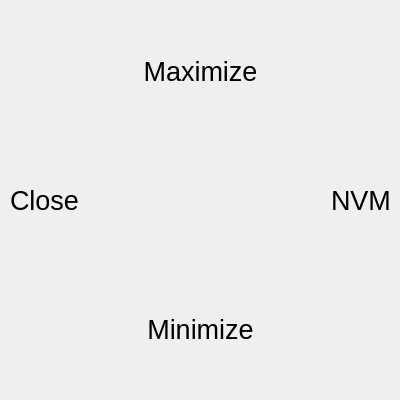
rplacd/The-Sweeper, file palette.ui: the form before one commit.
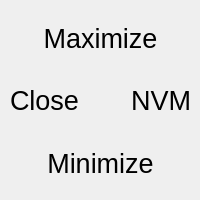
The form after the commit. Custom widgets are drawn as their Qt base class.

Commit message: Several UI tweaks: - removed titlebar - window at half opacity - things are much, much smaller now.

```diff
--- a/palette.ui
+++ b/palette.ui
@@ -6,20 +6,20 @@
    <rect>
     <x>0</x>
     <y>0</y>
-    <width>400</width>
-    <height>400</height>
+    <width>200</width>
+    <height>200</height>
    </rect>
   </property>
   <property name="minimumSize">
    <size>
-    <width>400</width>
-    <height>400</height>
+    <width>200</width>
+    <height>200</height>
    </size>
   </property>
   <property name="maximumSize">
    <size>
-    <width>400</width>
-    <height>400</height>
+    <width>200</width>
+    <height>200</height>
    </size>
   </property>
   <property name="windowTitle">
@@ -34,8 +34,8 @@
      <rect>
       <x>10</x>
       <y>10</y>
-      <width>381</width>
-      <height>381</height>
+      <width>181</width>
+      <height>181</height>
      </rect>
     </property>
     <layout class="QVBoxLayout" name="verticalLayout">
@@ -69,6 +69,9 @@
          <property name="text">
           <string>Close</string>
          </property>
+         <property name="alignment">
+          <set>Qt::AlignCenter</set>
+         </property>
          <property name="hoverName" stdset="0">
           <string>Close</string>
          </property>
@@ -79,13 +82,10 @@
          <property name="orientation">
           <enum>Qt::Horizontal</enum>
          </property>
-         <property name="sizeType">
-          <enum>QSizePolicy::Expanding</enum>
-         </property>
          <property name="sizeHint" stdset="0">
           <size>
            <width>40</width>
-           <height>40</height>
+           <height>20</height>
           </size>
          </property>
         </spacer>
@@ -103,6 +103,9 @@
          <property name="text">
           <string>NVM</string>
          </property>
+         <property name="alignment">
+          <set>Qt::AlignCenter</set>
+         </property>
          <property name="hoverName" stdset="0">
           <string>NVM</string>
          </property>
```
Left out of the diff: 2 changed lines with no effect on the pictures.
